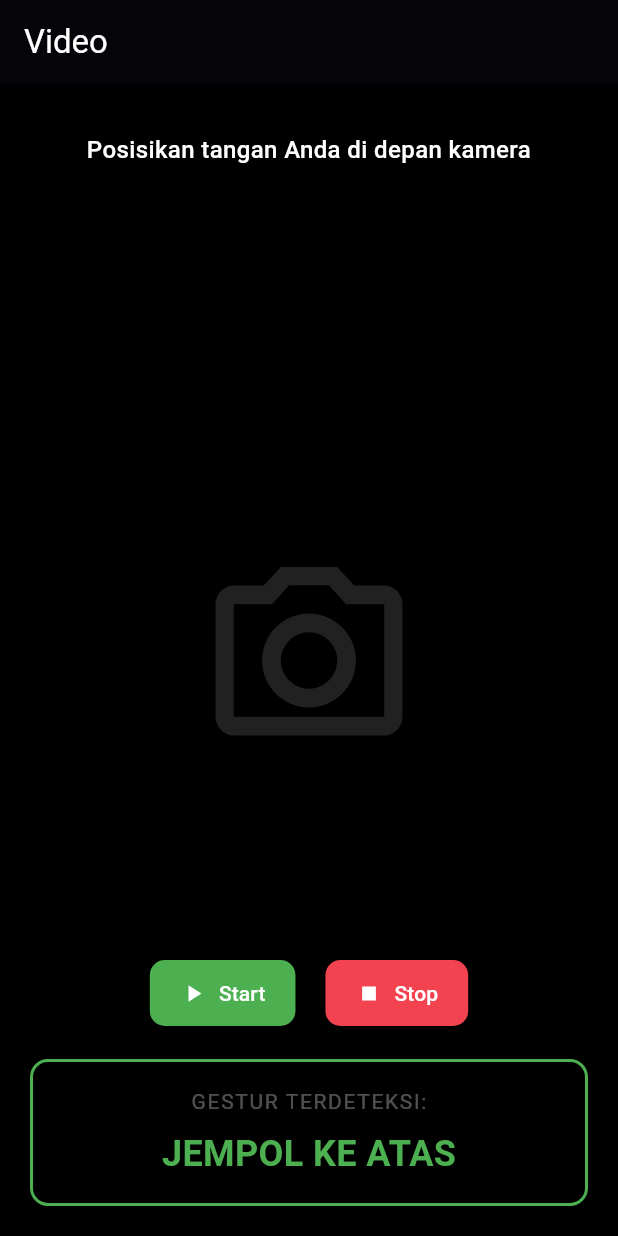
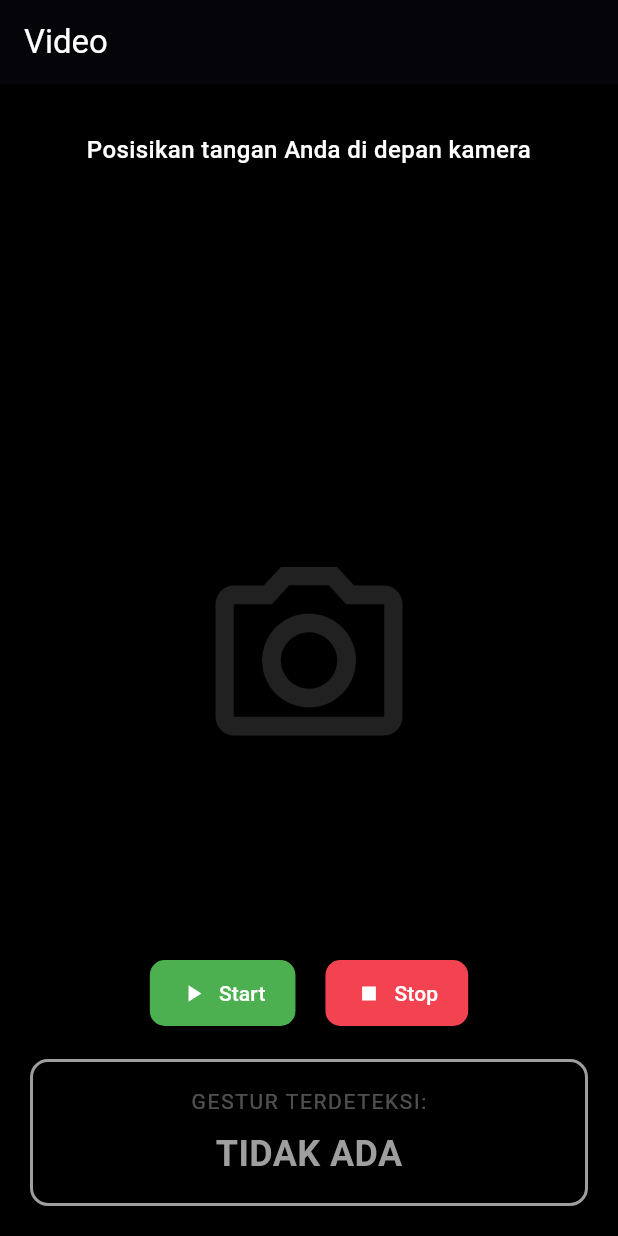
Before and after one commit to RafaMufid/Gestra-Mobile, a Flutter app: the VideoPage screen opened directly, on a phone screen of 412 x 824 dp. Run offline on Flutter 3.47's test engine with Material 3 defaults, Android fonts, the phone set to English and light mode, and no system bars.

Commit message:
menambahkan fungsionalitas tampilan btn pada video.dart

```diff
--- a/gestra/lib/video.dart
+++ b/gestra/lib/video.dart
@@ -1,7 +1,15 @@
 import 'package:flutter/material.dart';
 
-class VideoPage extends StatelessWidget {
+class VideoPage extends StatefulWidget {
   const VideoPage({super.key});
+
+  @override
+  State<VideoPage> createState() => _VideoPageState();
+}
+
+class _VideoPageState extends State<VideoPage> {
+  bool _isRecording = false;
+  String _detectedText = 'TIDAK ADA';
 
   @override
   Widget build(BuildContext context) {
@@ -40,6 +48,8 @@ class VideoPage extends StatelessWidget {
   }
 
   Widget _buildGestureOverlay() {
+    final Color statusColor = _isRecording ? Colors.green : Colors.grey;
+
     return Padding(
       padding: const EdgeInsets.all(20.0),
       child: Column(
@@ -61,18 +71,29 @@ class VideoPage extends StatelessWidget {
               textAlign: TextAlign.center,
             ),
           ),
-
           Spacer(),
-          _buildRecordButtons(),
+          _buildRecordButtons(
+            onStart: () {
+              setState(() {
+                _isRecording = true;
+                _detectedText = 'HALO SAYA RAFA';
+              });
+            },
+            onStop: () {
+              setState(() {
+                _isRecording = false;
+                _detectedText = 'TIDAK ADA';
+              });
+            },
+          ),
           SizedBox(height: 20),
-
           Container(
             width: double.infinity,
             padding: const EdgeInsets.all(16.0),
             decoration: BoxDecoration(
               color: const Color.fromARGB(60, 0, 0, 0),
               borderRadius: BorderRadius.circular(12.0),
-              border: Border.all(color: Colors.green, width: 2),
+              border: Border.all(color: statusColor, width: 2),
             ),
             child: Column(
               children: [
@@ -85,10 +106,10 @@ class VideoPage extends StatelessWidget {
                   ),
                 ),
                 const SizedBox(height: 8.0),
-                const Text(
-                  'JEMPOL KE ATAS',
+                Text(
+                  _detectedText,
                   style: TextStyle(
-                    color: Colors.green,
+                    color: statusColor,
                     fontSize: 24.0,
                     fontWeight: FontWeight.bold,
                   ),
@@ -101,15 +122,12 @@ class VideoPage extends StatelessWidget {
     );
   }
 
-  Widget _buildRecordButtons() {
+  Widget _buildRecordButtons({required VoidCallback onStart, required VoidCallback onStop}) {
     return Row(
       mainAxisAlignment: MainAxisAlignment.center,
       children: [
-        // Tombol Start
         ElevatedButton.icon(
-          onPressed: () {
-            // ini buat logika pas dipencet belom beres pak
-          },
+          onPressed: onStart,
           icon: const Icon(Icons.play_arrow, color: Colors.white),
           label: const Text(
             'Start',
@@ -126,9 +144,7 @@ class VideoPage extends StatelessWidget {
         const SizedBox(width: 20),
         // Tombol Stop
         ElevatedButton.icon(
-          onPressed: () {
-            // ini juga logic buat pas button dipencet tapi belom hehe
-          },
+          onPressed: onStop,
           icon: const Icon(Icons.stop, color: Colors.white),
           label: const Text(
             'Stop',
```
